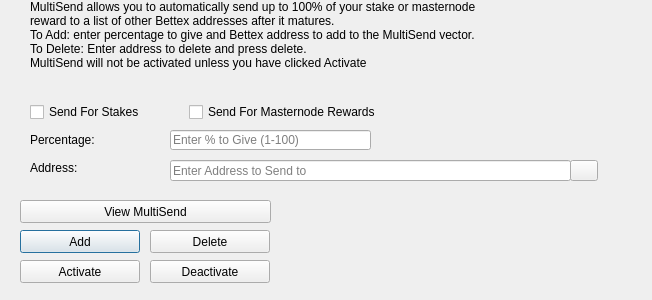
First picture: the form in src/qt/forms/multisenddialog.ui, repository bettexproject/bettexcoin, before the edit.
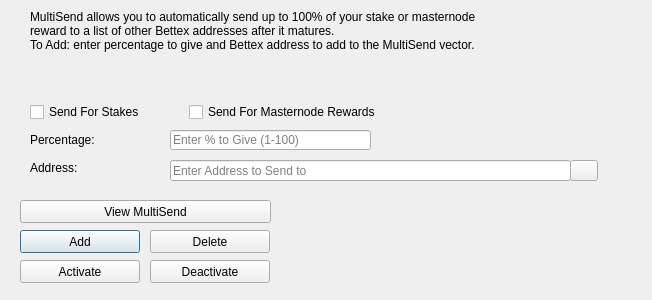
Second picture: the form after the edit. Icons and pictures are not drawn.

Diff of the .ui file:
```diff
--- a/src/qt/forms/multisenddialog.ui
+++ b/src/qt/forms/multisenddialog.ui
@@ -52,9 +52,9 @@
    <property name="geometry">
     <rect>
      <x>30</x>
-     <y>0</y>
+     <y>10</y>
      <width>451</width>
-     <height>121</height>
+     <height>71</height>
     </rect>
    </property>
    <property name="lineWidth">
@@ -62,9 +62,7 @@
    </property>
    <property name="text">
     <string>MultiSend allows you to automatically send up to 100% of your stake or masternode reward to a list of other Bettex addresses after it matures.
-To Add: enter percentage to give and Bettex address to add to the MultiSend vector.
-To Delete: Enter address to delete and press delete.
-MultiSend will not be activated unless you have clicked Activate</string>
+To Add: enter percentage to give and Bettex address to add to the MultiSend vector.</string>
    </property>
    <property name="alignment">
     <set>Qt::AlignLeading|Qt::AlignLeft|Qt::AlignTop</set>
```
